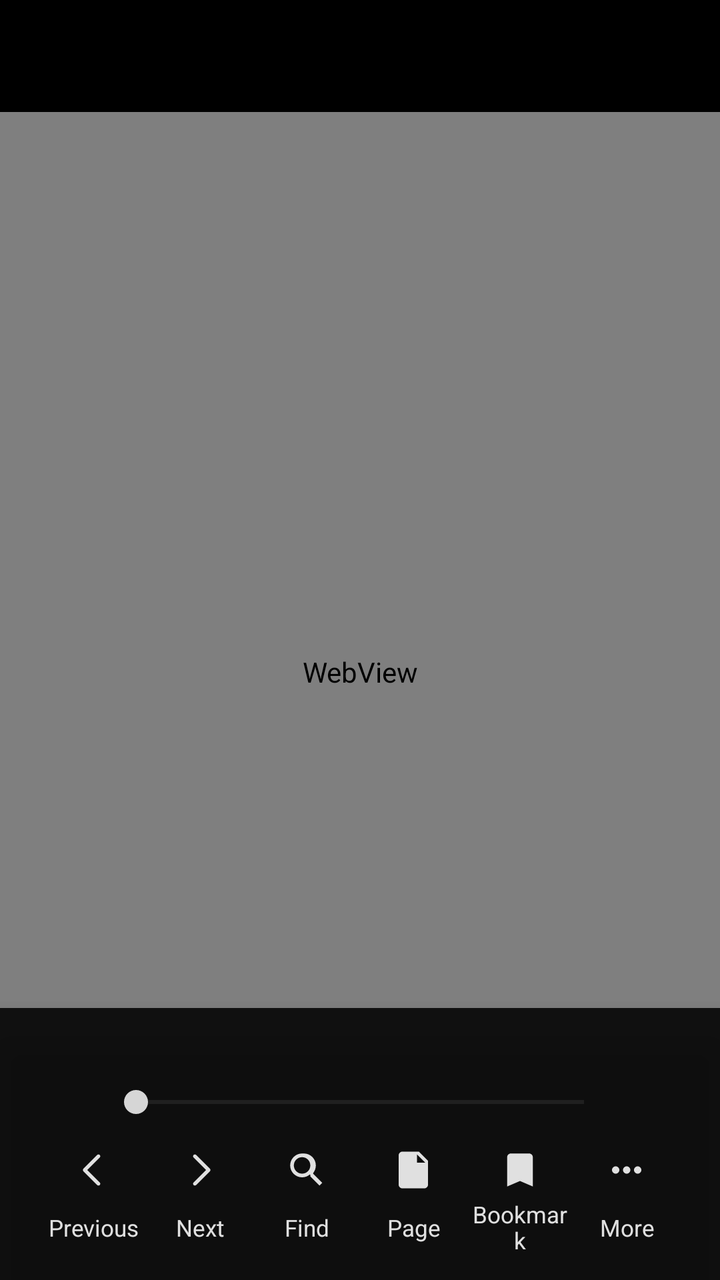
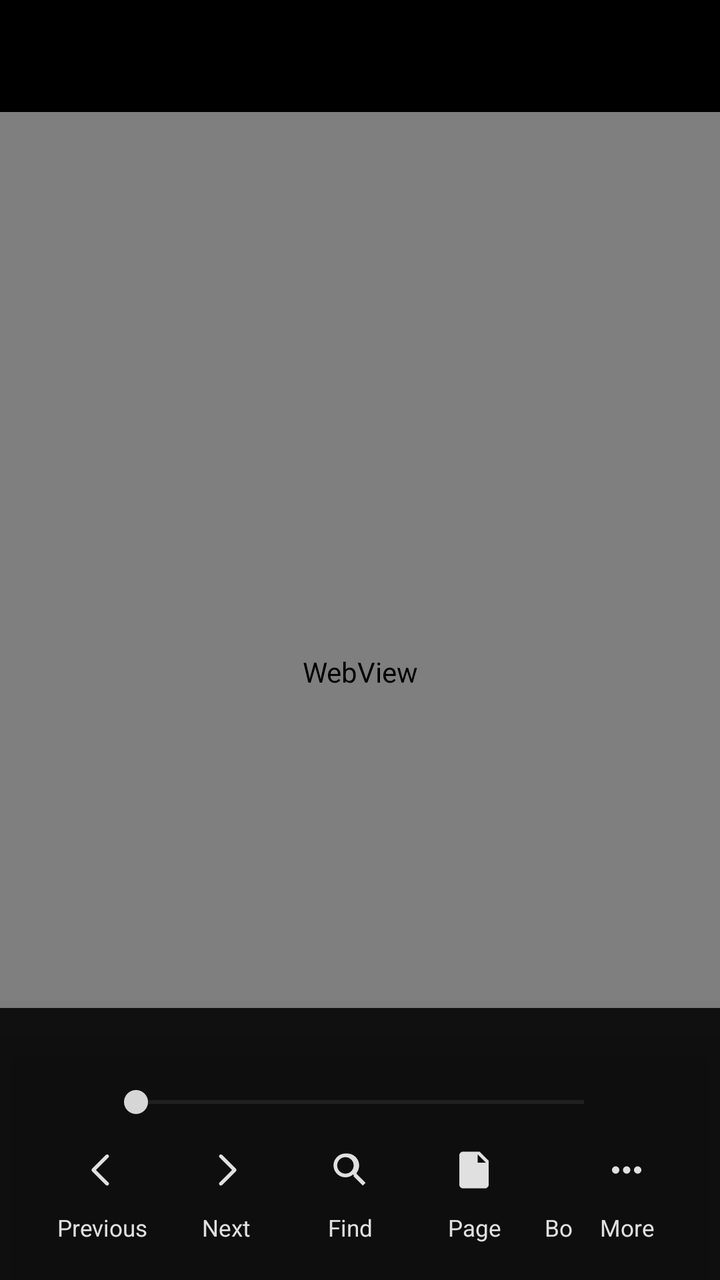

Before-and-after screenshots of an Android layout around one commit, followed by the original layout XML and the change that was made.
<!-- AndroidManifest.xml: activity theme Theme.TextViewReader.DocumentSelectionContrast -->
<!-- res/layout/activity_document_page.xml -->
<?xml version="1.0" encoding="utf-8"?>
<FrameLayout xmlns:android="http://schemas.android.com/apk/res/android"
    xmlns:app="http://schemas.android.com/apk/res-auto"
    android:id="@+id/document_root"
    android:layout_width="match_parent"
    android:layout_height="match_parent"
    android:background="#121212">

    <LinearLayout
        android:id="@+id/document_content_column"
        android:layout_width="match_parent"
        android:layout_height="match_parent"
        android:orientation="vertical"
        android:background="#121212">

        <com.readwide.manager.ui.PageCounterTextView
            android:id="@+id/document_top_page_status"
            android:layout_width="match_parent"
            android:layout_height="wrap_content"
            android:background="#121212"
            android:gravity="center"
            android:minHeight="32dp"
            android:paddingTop="0dp"
            android:paddingBottom="0dp"
            android:textColor="#E0E0E0"
            android:textSize="12sp"
            android:textStyle="bold"
            android:visibility="invisible" />

        <FrameLayout
            android:id="@+id/document_viewport"
            android:layout_width="match_parent"
            android:layout_height="0dp"
            android:layout_weight="1"
            android:background="#121212">
            <WebView
                android:id="@+id/document_webview"
                android:layout_width="match_parent"
                android:layout_height="match_parent"
                android:background="#121212" />
            <LinearLayout
                android:id="@+id/loading_box"
                android:layout_width="wrap_content"
                android:layout_height="wrap_content"
                android:layout_gravity="center"
                android:background="@android:color/transparent"
                android:gravity="center"
                android:minWidth="110dp"
                android:minHeight="112dp"
                android:orientation="vertical"
                android:paddingStart="20dp"
                android:paddingTop="24dp"
                android:paddingEnd="20dp"
                android:paddingBottom="22dp"
                android:visibility="gone">

                <ProgressBar
                    android:id="@+id/loading_progress"
                    android:layout_width="56dp"
                    android:layout_height="56dp"
                    android:background="@android:color/transparent"
                    android:visibility="gone" />

                <TextView
                    android:id="@+id/loading_text"
                    android:layout_width="wrap_content"
                    android:layout_height="wrap_content"
                    android:layout_marginTop="10dp"
                    android:background="@android:color/transparent"
                    android:textColor="#E0E0E0"
                    android:textSize="15sp"
                    android:visibility="gone" />
            </LinearLayout>
            <FrameLayout
                android:id="@+id/document_search_overlay_container"
                android:layout_width="match_parent"
                android:layout_height="wrap_content"
                android:layout_gravity="top"
                android:background="@android:color/transparent"
                android:paddingStart="12dp"
                android:paddingTop="8dp"
                android:paddingEnd="12dp"
                android:paddingBottom="8dp"
                android:visibility="gone" />
        </FrameLayout>

        <View
            android:id="@+id/document_nav_bar_spacer"
            android:layout_width="match_parent"
            android:layout_height="0dp"
            android:background="#121212"
            android:importantForAccessibility="no" />
    </LinearLayout>


    <com.google.android.material.appbar.AppBarLayout
        android:id="@+id/document_appbar"
        android:layout_width="match_parent"
        android:layout_height="wrap_content"
        android:layout_gravity="top"
        android:background="#000000"
        android:elevation="0dp">
        <androidx.appcompat.widget.Toolbar
            android:id="@+id/toolbar"
            android:layout_width="match_parent"
            android:layout_height="?attr/actionBarSize"
            android:background="#000000"
            app:navigationIconTint="@android:color/white"
            app:titleTextColor="@android:color/white" />
    </com.google.android.material.appbar.AppBarLayout>

    <FrameLayout
        android:id="@+id/document_search_panel_container"
        android:layout_width="match_parent"
        android:layout_height="wrap_content"
        android:layout_gravity="top"
        android:background="#121212"
        android:elevation="11dp"
        android:paddingStart="12dp"
        android:paddingTop="8dp"
        android:paddingEnd="12dp"
        android:paddingBottom="8dp"
        android:visibility="gone" />

    <LinearLayout
        android:id="@+id/document_bottom_scroller"
        android:layout_width="match_parent"
        android:layout_height="wrap_content"
        android:layout_gravity="bottom"
        android:background="#DD000000"
        android:elevation="12dp"
        android:orientation="vertical"
        android:paddingStart="20dp"
        android:paddingTop="8dp"
        android:paddingEnd="20dp"
        android:paddingBottom="6dp">
        <TextView
            android:id="@+id/document_page_status"
            android:layout_width="match_parent"
            android:layout_height="22dp"
            android:translationY="4dp"
            android:gravity="center"
            android:includeFontPadding="false"
            android:paddingStart="24dp"
            android:paddingEnd="24dp"
            android:textColor="#E0E0E0"
            android:textSize="12sp"
            android:textStyle="bold" />
        <SeekBar
            android:id="@+id/document_page_seek_bar"
            android:layout_width="match_parent"
            android:layout_height="34dp"
            android:layout_gravity="center_horizontal"
            android:maxHeight="4dp"
            android:minHeight="4dp"
            android:paddingStart="48dp"
            android:paddingEnd="48dp"
            android:splitTrack="false"
            android:progressBackgroundTint="#555555"
            android:progressTint="#9E9E9E"
            android:thumbTint="#D6D6D6" />
        <LinearLayout
            android:id="@+id/document_bottom_bar"
            android:layout_width="match_parent"
            android:layout_height="66dp"
            android:baselineAligned="false"
            android:gravity="center"
            android:orientation="horizontal">
            <TextView
                android:id="@+id/btn_prev_page"
                style="@style/ReaderBottomButton"
                android:drawableTop="@drawable/ic_bottom_arrow_left"
                android:text="@string/previous_page" />
            <TextView
                android:id="@+id/btn_next_page"
                style="@style/ReaderBottomButton"
                android:drawableTop="@drawable/ic_bottom_arrow_right"
                android:text="@string/next_page" />
            <TextView
                android:id="@+id/btn_document_search"
                style="@style/ReaderBottomButton"
                android:drawableTop="@drawable/ic_bottom_search"
                android:text="@string/find" />

            <TextView
                android:id="@+id/btn_page_move"
                style="@style/ReaderBottomButton"
                android:drawableTop="@drawable/ic_bottom_page"
                android:text="@string/bottom_page" />
            <TextView
                android:id="@+id/btn_bookmarks"
                style="@style/ReaderBottomButton"
                android:drawableTop="@drawable/ic_bottom_bookmark"
                android:text="@string/bookmark" />
            <TextView
                android:id="@+id/btn_more"
                style="@style/ReaderBottomButton"
                android:drawableTop="@drawable/ic_bottom_more_horiz"
                android:text="@string/more" />
        </LinearLayout>
    </LinearLayout>
</FrameLayout>
<!-- resources referenced by this layout -->
<resources>
  <!-- drawable ic_bottom_arrow_left (drawable) -->
  <?xml version="1.0" encoding="utf-8"?>
  <vector xmlns:android="http://schemas.android.com/apk/res/android"
      android:width="22dp"
      android:height="22dp"
      android:viewportWidth="24"
      android:viewportHeight="24">
      <path
          android:fillColor="#E0E0E0"
          android:pathData="M15.5,5.2L8.7,12l6.8,6.8c0.4,0.4 0.4,1 0,1.4s-1,0.4 -1.4,0l-7.5,-7.5c-0.4,-0.4 -0.4,-1 0,-1.4l7.5,-7.5c0.4,-0.4 1,-0.4 1.4,0s0.4,1 0,1.4z" />
  </vector>
  <!-- drawable ic_bottom_bookmark (drawable) -->
  <?xml version="1.0" encoding="utf-8"?>
  <vector xmlns:android="http://schemas.android.com/apk/res/android"
      android:width="22dp"
      android:height="22dp"
      android:viewportWidth="24"
      android:viewportHeight="24">
      <path
          android:fillColor="#E0E0E0"
          android:pathData="M17,3H7c-1.1,0 -2,0.9 -2,2v16l7,-3 7,3V5c0,-1.1 -0.9,-2 -2,-2z" />
  </vector>
  <string name="bookmark">Bookmark</string>
  <string name="bottom_page">Page</string>
  <string name="find">Find</string>
  <string name="more">More</string>
  <string name="next_page">Next</string>
  <string name="previous_page">Previous</string>
  <color name="md_theme_light_primary">#202124</color>
  <color name="md_theme_light_onPrimary">#FFFFFF</color>
  <color name="md_theme_light_primaryContainer">#E8EAED</color>
  <color name="md_theme_light_surface">#FFFFFF</color>
  <color name="md_theme_light_onSurface">#202124</color>
  <color name="md_theme_light_surfaceVariant">#F1F3F4</color>
  <color name="md_theme_light_onSurfaceVariant">#5F6368</color>
  <color name="md_theme_light_outline">#8A9099</color>
  <!-- unchanged entries left out for length: 6 -->
</resources>

<!-- the commit's change to res/layout/activity_document_page.xml (unified diff, before → after) -->
@@ -160,41 +160,85 @@
             android:progressTint="#9E9E9E"
             android:thumbTint="#D6D6D6" />
         <LinearLayout
-            android:id="@+id/document_bottom_bar"
             android:layout_width="match_parent"
             android:layout_height="66dp"
             android:baselineAligned="false"
             android:gravity="center"
             android:orientation="horizontal">
-            <TextView
-                android:id="@+id/btn_prev_page"
-                style="@style/ReaderBottomButton"
-                android:drawableTop="@drawable/ic_bottom_arrow_left"
-                android:text="@string/previous_page" />
-            <TextView
-                android:id="@+id/btn_next_page"
-                style="@style/ReaderBottomButton"
-                android:drawableTop="@drawable/ic_bottom_arrow_right"
-                android:text="@string/next_page" />
-            <TextView
-                android:id="@+id/btn_document_search"
-                style="@style/ReaderBottomButton"
-                android:drawableTop="@drawable/ic_bottom_search"
-                android:text="@string/find" />
-
-            <TextView
-                android:id="@+id/btn_page_move"
-                style="@style/ReaderBottomButton"
-                android:drawableTop="@drawable/ic_bottom_page"
-                android:text="@string/bottom_page" />
-            <TextView
-                android:id="@+id/btn_bookmarks"
-                style="@style/ReaderBottomButton"
-                android:drawableTop="@drawable/ic_bottom_bookmark"
-                android:text="@string/bookmark" />
+
+            <HorizontalScrollView
+                android:id="@+id/document_toolbar_action_scroll"
+                android:layout_width="0dp"
+                android:layout_height="match_parent"
+                android:layout_weight="5"
+                android:fillViewport="false"
+                android:overScrollMode="never"
+                android:scrollbars="none">
+
+                <LinearLayout
+                    android:id="@+id/document_bottom_bar"
+                    android:layout_width="wrap_content"
+                    android:layout_height="match_parent"
+                    android:baselineAligned="false"
+                    android:gravity="center_vertical"
+                    android:orientation="horizontal">
+                    <TextView
+                        android:id="@+id/btn_prev_page"
+                        style="@style/ReaderBottomButton"
+                        android:layout_width="62dp"
+                        android:layout_weight="0"
+                        android:drawableTop="@drawable/ic_bottom_arrow_left"
+                        android:text="@string/previous_page" />
+                    <TextView
+                        android:id="@+id/btn_next_page"
+                        style="@style/ReaderBottomButton"
+                        android:layout_width="62dp"
+                        android:layout_weight="0"
+                        android:drawableTop="@drawable/ic_bottom_arrow_right"
+                        android:text="@string/next_page" />
+                    <TextView
+                        android:id="@+id/btn_document_search"
+                        style="@style/ReaderBottomButton"
+                        android:layout_width="62dp"
+                        android:layout_weight="0"
+                        android:drawableTop="@drawable/ic_bottom_search"
+                        android:text="@string/find" />
+                    <TextView
+                        android:id="@+id/btn_page_move"
+                        style="@style/ReaderBottomButton"
+                        android:layout_width="62dp"
+                        android:layout_weight="0"
+                        android:drawableTop="@drawable/ic_bottom_page"
+                        android:text="@string/bottom_page" />
+                    <TextView
+                        android:id="@+id/btn_bookmarks"
+                        style="@style/ReaderBottomButton"
+                        android:layout_width="62dp"
+                        android:layout_weight="0"
+                        android:drawableTop="@drawable/ic_bottom_bookmark"
+                        android:text="@string/bookmark" />
+                    <TextView
+                        android:id="@+id/btn_screen_rotation"
+                        style="@style/ReaderBottomButton"
+                        android:layout_width="62dp"
+                        android:layout_weight="0"
+                        android:drawableTop="@drawable/ic_bottom_screen_rotation"
+                        android:text="@string/screen_orientation_rotate" />
+                    <TextView
+                        android:id="@+id/btn_document_settings"
+                        style="@style/ReaderBottomButton"
+                        android:layout_width="62dp"
+                        android:layout_weight="0"
+                        android:drawableTop="@drawable/ic_bottom_settings"
+                        android:text="@string/settings" />
+                </LinearLayout>
+            </HorizontalScrollView>
+
             <TextView
                 android:id="@+id/btn_more"
                 style="@style/ReaderBottomButton"
+                android:layout_width="0dp"
+                android:layout_weight="1"
                 android:drawableTop="@drawable/ic_bottom_more_horiz"
                 android:text="@string/more" />
         </LinearLayout>
<!-- resource entries referenced after the edit -->
@@ -22,12 +22,45 @@
           android:fillColor="#E0E0E0"
           android:pathData="M17,3H7c-1.1,0 -2,0.9 -2,2v16l7,-3 7,3V5c0,-1.1 -0.9,-2 -2,-2z" />
   </vector>
+  <!-- drawable ic_bottom_screen_rotation (drawable) -->
+  <?xml version="1.0" encoding="utf-8"?>
+  <vector xmlns:android="http://schemas.android.com/apk/res/android"
+      android:width="22dp"
+      android:height="22dp"
+      android:viewportWidth="24"
+      android:viewportHeight="24">
+      <path
+          android:fillColor="#00000000"
+          android:strokeColor="#E0E0E0"
+          android:strokeWidth="2.1"
+          android:strokeLineJoin="round"
+          android:pathData="M3.4,7H20.6V17H3.4Z" />
+      <path
+          android:fillColor="#E0E0E0"
+          android:pathData="M9,18H15V19.6H9Z" />
+      <path
+          android:fillColor="#E0E0E0"
+          android:pathData="M11.2,16.7H12.8V18.6H11.2Z" />
+  </vector>
+  <!-- drawable ic_bottom_settings (drawable) -->
+  <?xml version="1.0" encoding="utf-8"?>
+  <vector xmlns:android="http://schemas.android.com/apk/res/android"
+      android:width="22dp"
+      android:height="22dp"
+      android:viewportWidth="24"
+      android:viewportHeight="24">
+      <path
+          android:fillColor="#E0E0E0"
+          android:pathData="M19.43,12.98c0.04,-0.32 0.07,-0.65 0.07,-0.98s-0.02,-0.66 -0.07,-0.98l2.11,-1.65c0.19,-0.15 0.24,-0.42 0.12,-0.64l-2,-3.46c-0.12,-0.22 -0.37,-0.31 -0.6,-0.22l-2.49,1c-0.52,-0.4 -1.08,-0.73 -1.69,-0.98L14.5,2.42C14.47,2.18 14.25,2 14,2h-4c-0.25,0 -0.46,0.18 -0.5,0.42L9.12,5.07c-0.61,0.25 -1.17,0.59 -1.69,0.98l-2.49,-1c-0.23,-0.08 -0.48,0 -0.6,0.22l-2,3.46c-0.13,0.22 -0.07,0.49 0.12,0.64l2.11,1.65c-0.04,0.32 -0.08,0.65 -0.08,0.98s0.03,0.66 0.08,0.98l-2.11,1.65c-0.19,0.15 -0.24,0.42 -0.12,0.64l2,3.46c0.12,0.22 0.37,0.31 0.6,0.22l2.49,-1c0.52,0.4 1.08,0.73 1.69,0.98l0.38,2.65c0.04,0.24 0.25,0.42 0.5,0.42h4c0.25,0 0.47,-0.18 0.5,-0.42l0.38,-2.65c0.61,-0.25 1.17,-0.58 1.69,-0.98l2.49,1c0.23,0.08 0.48,0 0.6,-0.22l2,-3.46c0.12,-0.22 0.07,-0.49 -0.12,-0.64l-2.11,-1.65zM12,15.5A3.5,3.5 0,1 1,12,8a3.5,3.5 0,0 1,0,7.5z" />
+  </vector>
   <string name="bookmark">Bookmark</string>
   <string name="bottom_page">Page</string>
   <string name="find">Find</string>
   <string name="more">More</string>
   <string name="next_page">Next</string>
   <string name="previous_page">Previous</string>
+  <string name="screen_orientation_rotate">Rotate screen</string>
+  <string name="settings">Settings</string>
   <color name="md_theme_light_primary">#202124</color>
   <color name="md_theme_light_onPrimary">#FFFFFF</color>
   <color name="md_theme_light_primaryContainer">#E8EAED</color>
